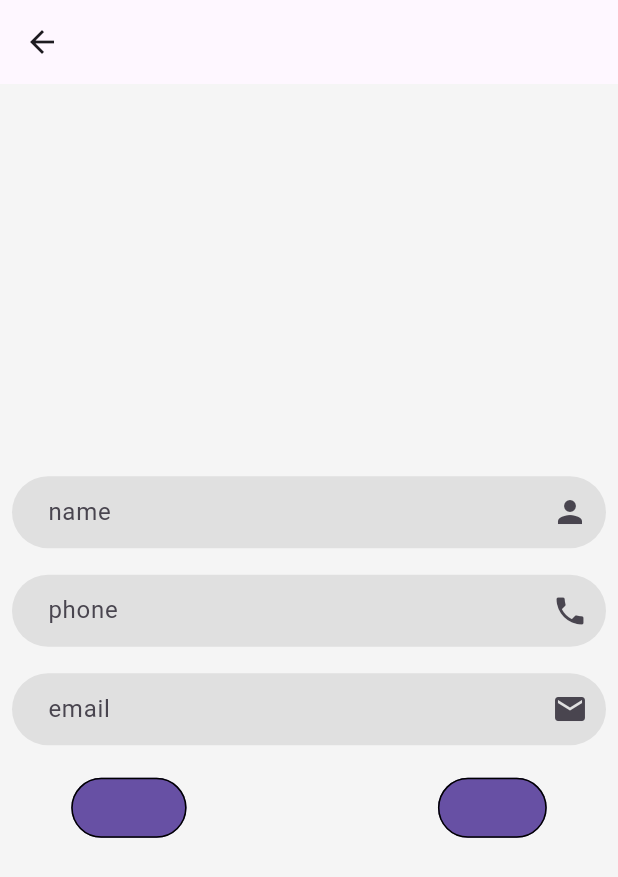
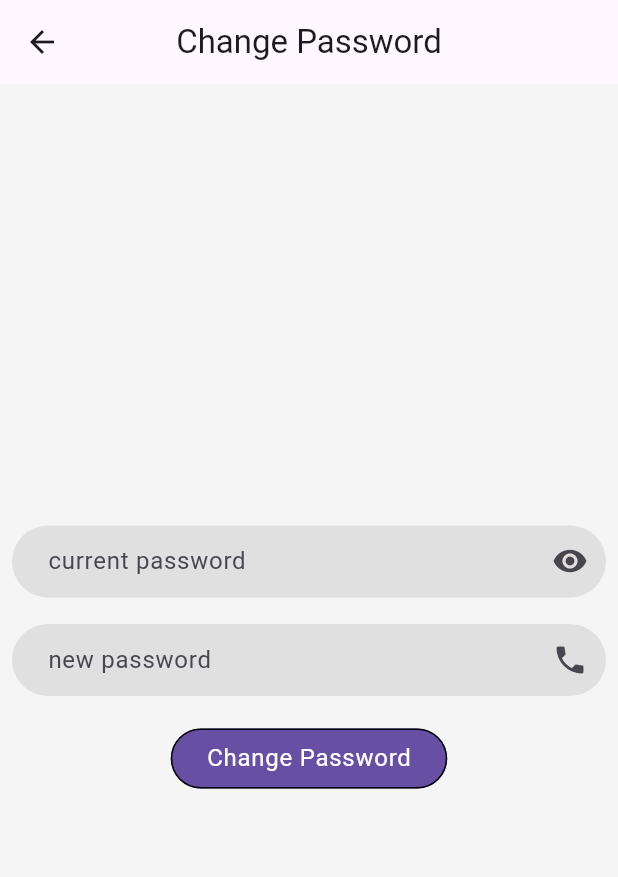
Before and after one commit to ahmed30238/E_commerce_App, a Flutter app: the LayOutScreen screen opened by its route, item 4 of the bottom bar chosen, after a tap on "Change Password", on a phone screen of 412 x 824 dp. Shown: the top 877 px of the screen. Run offline on Flutter 3.47's test engine with Material 3 defaults, Android fonts, the phone set to English and light mode, and no system bars; our stand-ins replace animate_do, cached_network_image, carousel_slider, dartz, dio, equatable and 18 more; missing offline and left inert: image_pickers, pusher_channels_flutter, quick_log; accounts and stored records are empty; generated files the repository leaves out were written again; network calls fail.

Commit message:
change password creation + edits

```diff
--- a/lib/core/global/app_enums/enums.dart
+++ b/lib/core/global/app_enums/enums.dart
@@ -2,4 +2,7 @@ enum AppEnum {
   token,
   isDarkTheme,
   fcmToken,
+  new_password,
+  current_password,
+  Authorization,
 }
--- a/lib/core/service_locator/service_locator.dart
+++ b/lib/core/service_locator/service_locator.dart
@@ -1,6 +1,7 @@
 import 'package:e_commerce_app/data/data_source/remote_data_source.dart';
 import 'package:e_commerce_app/data/repository/repository.dart';
 import 'package:e_commerce_app/domain/repository/base_repository.dart';
+import 'package:e_commerce_app/domain/use_cases/change_password_usecase.dart';
 import 'package:e_commerce_app/domain/use_cases/get_banners_usecase.dart';
 import 'package:e_commerce_app/domain/use_cases/post_logout_usecase.dart';
 import 'package:e_commerce_app/domain/use_cases/post_register_data_usecase.dart';
@@ -12,6 +13,7 @@ class ServiceLocator {
   void init() {
     sl.registerLazySingleton(
         () => PostRegisterDataUseCase(baseRepository: sl()));
+    sl.registerLazySingleton(() => ChangePasswordUsecase(baseRepository: sl()));
     sl.registerLazySingleton(() => GetBannersUseCase(sl()));
     sl.registerLazySingleton(() => LogoutUseCase(baseRepository: sl()));
     sl.registerLazySingleton<BaseRepository>(
--- a/lib/core/utils/app_constances/app_constances.dart
+++ b/lib/core/utils/app_constances/app_constances.dart
@@ -3,6 +3,7 @@ import 'dart:io';
 class AppConstances {
   static const baseUrl = 'https://student.valuxapps.com/api/';
   static const bannerPath = '${baseUrl}banners';
+  static const changePasswordPath = '${baseUrl}change-password';
   static const homeDataPath = 'https://student.valuxapps.com/api/home';
   static const loginDataPath = 'https://student.valuxapps.com/api/login';
   static const categoriesPath = 'https://student.valuxapps.com/api/categories';
--- /dev/null
+++ b/lib/domain/Entity/change_password.dart
@@ -0,0 +1,17 @@
+class ChangePasswordEntity {
+  final bool status;
+  final String message;
+  final PasswordModificationData data;
+
+  ChangePasswordEntity({
+    required this.status,
+    required this.message,
+    required this.data,
+  });
+}
+
+class PasswordModificationData {
+  final String email;
+
+  PasswordModificationData({required this.email});
+}
--- a/lib/domain/repository/base_repository.dart
+++ b/lib/domain/repository/base_repository.dart
@@ -3,6 +3,7 @@ import 'package:e_commerce_app/core/failure/failure.dart';
 import 'package:e_commerce_app/domain/Entity/add&delete_favourites_entity.dart';
 import 'package:e_commerce_app/domain/Entity/banners_entity.dart';
 import 'package:e_commerce_app/domain/Entity/category_entity.dart';
+import 'package:e_commerce_app/domain/Entity/change_password.dart';
 import 'package:e_commerce_app/domain/Entity/get_favourites_entity.dart';
 import 'package:e_commerce_app/domain/Entity/home_entity.dart';
 import 'package:e_commerce_app/domain/Entity/login.dart';
@@ -18,10 +19,12 @@ abstract class BaseRepository {
   Future<Either<Failure, CategoryEntity>> getCategory();
 
   Future<Either<Failure, AddOrDeleteFavouritesEntity>> addOrDeleteFavourites(
-      int id, String token);
+      int productId);
   Future<Either<Failure, GetFavouritesEntity>> getFavourites();
   Future<Either<Failure, SearchEntity>> postSearch(String text);
   Future<Either<Failure, LogoutEntity>> postLogout(String fcmToken);
   Future<Either<Failure, RegisterEntity>> postRegisterData(
       String name, String phone, String email, String password);
+  Future<Either<Failure, ChangePasswordEntity>> changePassword(
+      String currentPasword, String newPassword);
 }
--- /dev/null
+++ b/lib/domain/use_cases/change_password_usecase.dart
@@ -0,0 +1,29 @@
+// ignore_for_file: public_member_api_docs, sort_constructors_first
+import 'package:dartz/dartz.dart';
+
+import 'package:e_commerce_app/core/base_usecase/base_usecase.dart';
+import 'package:e_commerce_app/core/failure/failure.dart';
+import 'package:e_commerce_app/domain/Entity/change_password.dart';
+import 'package:e_commerce_app/domain/repository/base_repository.dart';
+
+class ChangePasswordUsecase
+    extends BaseUseCase<ChangePasswordEntity, ChangePasswordParameters> {
+  BaseRepository baseRepository;
+  ChangePasswordUsecase({
+    required this.baseRepository,
+  });
+  @override
+  Future<Either<Failure, ChangePasswordEntity>> call(
+      ChangePasswordParameters parameters) async {
+    return await baseRepository.changePassword(
+        parameters.currentPasword, parameters.newPassword);
+  }
+}
+
+class ChangePasswordParameters {
+  final String currentPasword;
+  final String newPassword;
+
+  ChangePasswordParameters(
+      {required this.currentPasword, required this.newPassword});
+}
--- a/lib/domain/use_cases/post_addOrDeleteFavourites.dart
+++ b/lib/domain/use_cases/post_addOrDeleteFavourites.dart
@@ -1,4 +1,3 @@
-// ignore: file_names
 import 'package:dartz/dartz.dart';
 import 'package:equatable/equatable.dart';
 import 'package:e_commerce_app/core/base_usecase/base_usecase.dart';
@@ -16,15 +15,15 @@ class AddOrDeleteFavouritesUseCase extends BaseUseCase<
   Future<Either<Failure, AddOrDeleteFavouritesEntity>> call(
       AddOrDeleteFavouritesParameters parameters) async {
     return await baseRepository.addOrDeleteFavourites(
-        parameters.id, parameters.token);
+        parameters.productId);
   }
 }
 
 class AddOrDeleteFavouritesParameters extends Equatable {
-  final int id;
-  final String token;
-  const AddOrDeleteFavouritesParameters(this.id, this.token);
+  final int productId;
+
+  const AddOrDeleteFavouritesParameters(this.productId);
 
   @override
-  List<Object> get props => [id];
+  List<Object> get props => [productId];
 }
--- a/lib/presentation/components/default_button.dart
+++ b/lib/presentation/components/default_button.dart
@@ -1,4 +1,5 @@
 import 'package:flutter/material.dart';
+
 class CustomElevatedButton extends StatelessWidget {
   final VoidCallback onTap;
   final Color? borderColor;
@@ -10,6 +11,7 @@ class CustomElevatedButton extends StatelessWidget {
   final double? width;
   final double? height;
   final String? fontFamily;
+  final bool? loading;
   const CustomElevatedButton({
     super.key,
     required this.text,
@@ -22,6 +24,7 @@ class CustomElevatedButton extends StatelessWidget {
     this.height,
     this.textColor,
     this.width,
+    this.loading,
   });
 
   @override
@@ -40,7 +43,11 @@ class CustomElevatedButton extends StatelessWidget {
           ),
         ),
       ),
-      child: Text(
+      child: loading == true
+          ? const CircularProgressIndicator.adaptive(
+              backgroundColor: Colors.cyan,
+            )
+          : Text(
               text,
               style: Theme.of(context).textTheme.bodyLarge!.copyWith(
                     fontFamily: fontFamily,
--- a/lib/presentation/components/favourite_item_cart.dart
+++ b/lib/presentation/components/favourite_item_cart.dart
@@ -1,5 +1,4 @@
 import 'package:cached_network_image/cached_network_image.dart';
-import 'package:e_commerce_app/core/helper_methods/helper_methods.dart';
 import 'package:e_commerce_app/core/utils/app_strings/app_strings.dart';
 import 'package:e_commerce_app/presentation/controller/home_cubit/cubit.dart';
 import 'package:flutter/material.dart';
@@ -115,7 +114,7 @@ Widget favouriteCartItem({
                           onPressed: () async {
 
                             HomeCubit.get(context).changeFavouriteState(
-                                model.id, prefs?.getString('token') ?? '');
+                                model.id);
                           },
                           icon: HomeCubit.get(context).favorites.isNotEmpty
                               ? HomeCubit.get(context).favorites[model.id]!
--- /dev/null
+++ b/lib/presentation/controller/change_password_cubit/changepassword_cubit.dart
@@ -0,0 +1,52 @@
+import 'package:e_commerce_app/domain/Entity/change_password.dart';
+import 'package:e_commerce_app/domain/use_cases/change_password_usecase.dart';
+import 'package:e_commerce_app/presentation/components/flutter_toast.dart';
+import 'package:e_commerce_app/presentation/controller/change_password_cubit/changepassword_state.dart';
+import 'package:flutter/cupertino.dart';
+import 'package:flutter_bloc/flutter_bloc.dart';
+
+class ChangepasswordCubit extends Cubit<ChangepasswordState> {
+  ChangepasswordCubit(this.changePasswordUsecase)
+      : super(ChangepasswordInitial());
+
+  final ChangePasswordUsecase changePasswordUsecase;
+  static ChangepasswordCubit get(context) => BlocProvider.of(context);
+  final TextEditingController currentPasword = TextEditingController();
+  final TextEditingController newPassword = TextEditingController();
+  final GlobalKey<FormState> formKey = GlobalKey<FormState>();
+
+  ChangePasswordEntity? changePasswordEntity;
+  bool isLoading = false;
+  void changePassword() async {
+    if (formKey.currentState!.validate()) {
+      isLoading = true;
+      emit(ChangepasswordLoading());
+      var res = await changePasswordUsecase.call(
+        ChangePasswordParameters(
+          currentPasword: currentPasword.text,
+          newPassword: newPassword.text,
+        ),
+      );
+      res.fold((l) {
+        isLoading = false;
+        emit(
+          ChangepasswordError(
+            message: l.message,
+          ),
+        );
+        showToast(msg: l.message, states: ToastStates.successState);
+      }, (r) {
+        changePasswordEntity = r;
+        isLoading = false;
+        emit(ChangepasswordSuccess());
+        showToast(msg: r.message, states: ToastStates.successState);
+      });
+    }
+  }
+
+  bool isHidden = true;
+  void changeVisibility() {
+    isHidden = !isHidden;
+    emit(ChangepasswordVisibiltyState());
+  }
+}
--- /dev/null
+++ b/lib/presentation/controller/change_password_cubit/changepassword_state.dart
@@ -0,0 +1,15 @@
+abstract class ChangepasswordState {}
+
+class ChangepasswordInitial extends ChangepasswordState {}
+
+class ChangepasswordLoading extends ChangepasswordState {}
+
+class ChangepasswordError extends ChangepasswordState {
+  final String message;
+
+  ChangepasswordError({required this.message});
+}
+
+class ChangepasswordSuccess extends ChangepasswordState {}
+
+class ChangepasswordVisibiltyState extends ChangepasswordState {}
--- a/lib/presentation/controller/home_cubit/cubit.dart
+++ b/lib/presentation/controller/home_cubit/cubit.dart
@@ -74,11 +74,11 @@ class HomeCubit extends Cubit<HomeStates> {
 
   AddOrDeleteFavouritesEntity? addOrDeleteFavouritesEntity;
 
-  void changeFavouriteState(int id, String token) {
+  void changeFavouriteState(int id) {
     favorites[id] = !favorites[id]!;
     emit(ChangeFavouriteSuccessState());
     AddOrDeleteFavouritesUseCase(baseRepository: sl())
-        .call(AddOrDeleteFavouritesParameters(id, token))
+        .call(AddOrDeleteFavouritesParameters(id))
         .then((value) {
       value.fold((l) => l.message, (r) => addOrDeleteFavouritesEntity = r);
       if (!addOrDeleteFavouritesEntity!.status) {
--- a/lib/presentation/controller/logout_cubit/cubit.dart
+++ b/lib/presentation/controller/logout_cubit/cubit.dart
@@ -38,7 +38,11 @@ class LogoutCubit extends Cubit<LogoutStates> {
 
   removeTokenAfterLogut(BuildContext context) {
     prefs?.remove(AppEnum.token.name).then((value) {
-      Navigator.pushNamed(context, RoutePaths.loginScreen);
+      Navigator.pushNamedAndRemoveUntil(
+        context,
+        RoutePaths.loginScreen,
+        (route) => false,
+      );
     });
   }
 }
--- a/lib/presentation/screens/change_password_screen/change_password_screen.dart
+++ b/lib/presentation/screens/change_password_screen/change_password_screen.dart
@@ -1,76 +1,72 @@
-import 'dart:developer';
-
+import 'package:e_commerce_app/core/extensions/numbers.dart';
 import 'package:e_commerce_app/presentation/components/default_button.dart';
 import 'package:e_commerce_app/presentation/components/text_field.dart';
-import 'package:e_commerce_app/core/extensions/numbers.dart';
+import 'package:e_commerce_app/presentation/controller/change_password_cubit/changepassword_cubit.dart';
+import 'package:e_commerce_app/presentation/controller/change_password_cubit/changepassword_state.dart';
 import 'package:flutter/material.dart';
+import 'package:flutter_bloc/flutter_bloc.dart';
 
-// ignore: must_be_immutable
 class ChangePasswordScreen extends StatelessWidget {
-  ChangePasswordScreen({super.key});
-  TextEditingController nameController = TextEditingController();
-  TextEditingController phoneController = TextEditingController();
-  TextEditingController emailControler = TextEditingController();
+  const ChangePasswordScreen({super.key});
+
   @override
   Widget build(BuildContext context) {
+    final cubit = ChangepasswordCubit.get(context);
     return Scaffold(
       backgroundColor: Colors.grey[100],
-      appBar: AppBar(),
+      appBar: AppBar(
+        title: const Text("Change Password"),
+        centerTitle: true,
+      ),
       body: Padding(
         padding: const EdgeInsets.all(8.0),
+        child: Form(
+          key: cubit.formKey,
           child: Column(
             mainAxisAlignment: MainAxisAlignment.center,
             children: [
-            CustomFormField(
-              controller: nameController,
-              label: 'name',
-              onTap: () {},
-              suffixIcon: Icons.person,
+              BlocBuilder<ChangepasswordCubit, ChangepasswordState>(
+                builder: (context, state) => CustomFormField(
+                  controller: cubit.currentPasword,
+                  obscureText: cubit.isHidden,
+                  label: 'current password',
+                  onTap: cubit.changeVisibility,
+                  suffixIcon: Icons.remove_red_eye_rounded,
                   validator: (String? value) {
+                    if (value!.isEmpty) {
+                      return "required field";
+                    }
                     return null;
                   },
                 ),
+              ),
               20.ph,
-            CustomFormField(
-              controller: phoneController,
-              label: 'phone',
-              onTap: () {},
+              BlocBuilder<ChangepasswordCubit, ChangepasswordState>(
+                builder: (context, state) => CustomFormField(
+                  controller: cubit.newPassword,
+                  obscureText: cubit.isHidden,
+                  label: 'new password',
+                  onTap: cubit.changeVisibility,
                   suffixIcon: Icons.phone,
                   validator: (String? value) {
+                    if (value!.isEmpty) {
+                      return "required field";
+                    }
                     return null;
                   },
                 ),
-            20.ph,
-            CustomFormField(
-              controller: emailControler,
-              label: 'email',
-              onTap: () {},
-              suffixIcon: Icons.email,
-              validator: (String? value) {
-                return null;
-              },
               ),
               20.ph,
-            Row(
-              mainAxisAlignment: MainAxisAlignment.spaceAround,
-              children: [
-                CustomElevatedButton(
-                  onTap: () {},
-                  text: 'text',
+              BlocBuilder<ChangepasswordCubit, ChangepasswordState>(
+                builder: (context, state) => CustomElevatedButton(
+                  loading: cubit.isLoading,
+                  text: 'Change Password',
+                  textColor: Colors.white,
+                  onTap: cubit.changePassword,
                 ),
-                10.pw,
-                CustomElevatedButton(
-                  text: 'btn',
-                  onTap: () => log('pressed'),
-                ),
-                // defaultButton(
-                //   onTap: () {},
-                //   text: 'update',
-                //   context: context,
-                // ),
-              ],
               )
             ],
+          ),
         ),
       ),
     );
```
Also changed, not shown: lib/data/data_source/remote_data_source.dart (+39 -5 lines), lib/data/models/change_password_model.dart (added, +22 -0 lines), lib/data/repository/repository.dart (+21 -7 lines), lib/presentation/components/products_cart.dart (+4 -12 lines), lib/presentation/screens/content_setting_screen/content_settinn_screen.dart (added, +20 -0 lines), lib/presentation/screens/settings_screen/settings_screen.dart (+12 -3 lines). Lines whose indentation alone changed are shown as unchanged.
